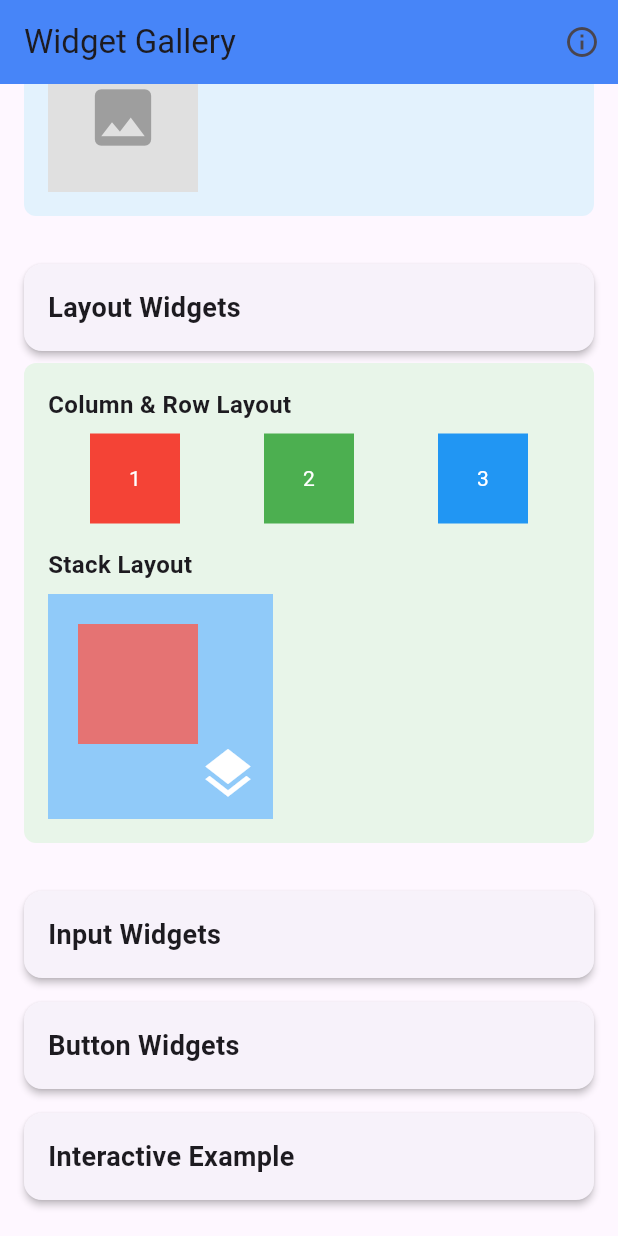
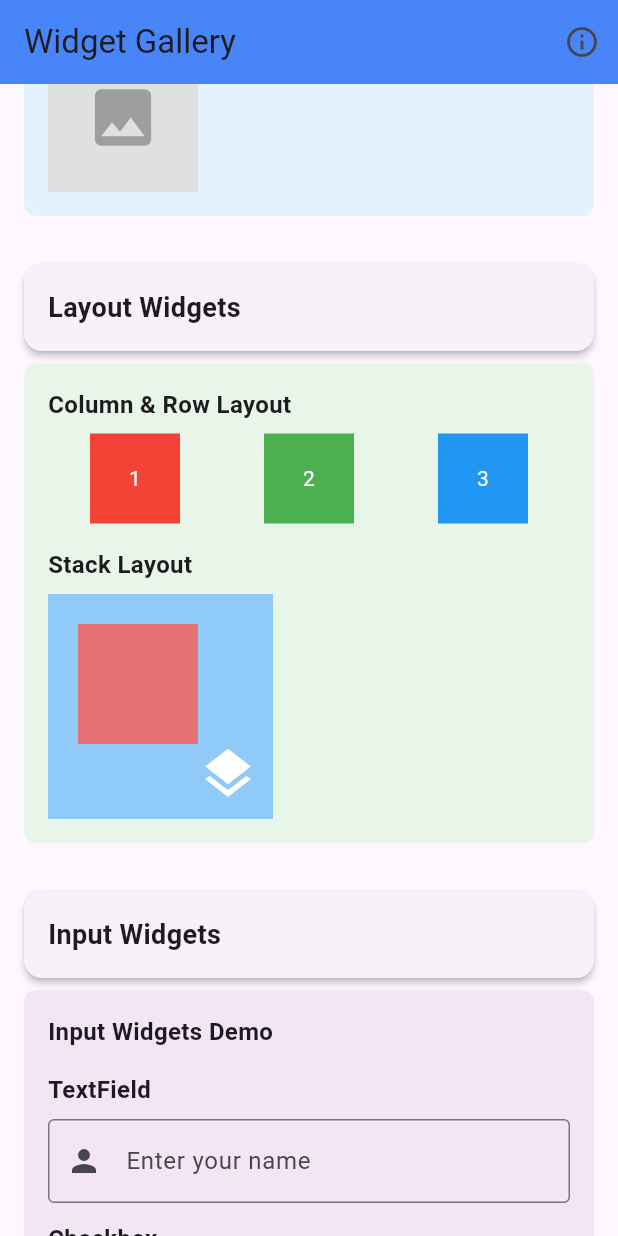
Before and after one commit to marcdevelopez/flutter-dart-labs, a Flutter app: the screen it shows after launch, scrolled down 197 dp, on a phone screen of 412 x 824 dp. Run offline on Flutter 3.47's test engine with Material 3 defaults, Android fonts, the light colour scheme and no system bars.

Commit message:
feat(mini-exercise-widgets): Implement Widget _buildInputWidgetsDemo with TextField, Checkbox, Radio buttons and Switch examples

```diff
--- a/mini_exercises/_6_flutter_widgets_dart/lib/main.dart
+++ b/mini_exercises/_6_flutter_widgets_dart/lib/main.dart
@@ -101,7 +101,8 @@ class _GalleryHomePageState extends State<GalleryHomePage> {
           _buildLayoutWidgetsDemo(),
           const SizedBox(height: 24),
           _buildSectionTitle('Input Widgets'),
-          // (Sección 3 irá aquí))
+          _buildInputWidgetsDemo(),
+          const SizedBox(height: 24),
           _buildSectionTitle('Button Widgets'),
           // (Sección 4 irá aquí))
           _buildSectionTitle('Interactive Example'),
@@ -241,11 +242,7 @@ class _GalleryHomePageState extends State<GalleryHomePage> {
           Stack(
             children: [
               // Este es el container base
-              Container(
-                width: 150,
-                height: 150,
-                color: Colors.blue.shade200,
-              ),
+              Container(width: 150, height: 150, color: Colors.blue.shade200),
               // Este container se superpone arriba a la izquierda
               Positioned(
                 top: 20,
@@ -262,9 +259,159 @@ class _GalleryHomePageState extends State<GalleryHomePage> {
                 right: 10,
                 child: Icon(Icons.layers, size: 40, color: Colors.white),
               ),
-            ]
+            ],
           ),
         ],
+      ),
+    );
+  }
+
+  // Seccion "Input Widgets" (3)
+  // Esta sección demostrará widgets de entrada: TextField, Checkbox, Radio y Switch.
+  Widget _buildInputWidgetsDemo() {
+    return Container(
+      padding: const EdgeInsets.all(16.0),
+      decoration: BoxDecoration(
+        color: Colors.purple.shade50,
+        borderRadius: BorderRadius.circular(8.0),
+      ),
+      child: Column(
+        crossAxisAlignment: CrossAxisAlignment.start,
+        children: [
+          const Text(
+            'Input Widgets Demo',
+            style: TextStyle(fontSize: 16, fontWeight: FontWeight.bold),
+          ),
+          const SizedBox(height: 16),
+
+          // TextField example
+          const Text(
+            'TextField',
+            style: TextStyle(fontSize: 16, fontWeight: FontWeight.bold),
+          ),
+          const SizedBox(height: 8),
+          TextField(
+            decoration: const InputDecoration(
+              hintText: 'Enter your name',
+              border: OutlineInputBorder(),
+              prefixIcon: Icon(Icons.person),
+            ),
+            onChanged: (value) {
+              setState(() {
+                _textFieldValue = value;
+              });
+            },
+          ),
+          if (_textFieldValue.isNotEmpty)
+            Padding(
+              padding: const EdgeInsets.only(top: 8.0),
+              child: Text('Hello, $_textFieldValue!'),
+            ),
+          const SizedBox(height: 12),
+
+          // Checkbox example
+          const Text(
+            'Checkbox',
+            style: TextStyle(fontSize: 16, fontWeight: FontWeight.bold),
+          ),
+          const SizedBox(height: 8),
+          CheckboxListTile(
+            title: const Text('Checkbox Widget'),
+            value: _checkboxValue,
+            // Un checkbox necesita un booleano para su estado
+            // Cuando el usuario hace click, onChanged recibe el nuevo valor
+            onChanged: _onCheckboxChanged,
+          ),
+          const SizedBox(height: 12),
+
+          // Radio buttons example
+          const Text(
+            'Radio Buttons',
+            style: TextStyle(fontSize: 16, fontWeight: FontWeight.bold),
+          ),
+          const SizedBox(height: 8),
+          RadioListTile<int>(
+            title: const Text('Option 1'),
+            value: 1,
+            groupValue: _radioValue,
+            onChanged: _onRadioChanged,
+          ),
+          RadioListTile<int>(
+            title: const Text('Option 2'),
+            value: 2,
+            groupValue: _radioValue,
+            onChanged: _onRadioChanged,
+          ),
+          const SizedBox(height: 12),
+
+          // Switch example
+          const Text(
+            'Switch',
+            style: TextStyle(fontSize: 16, fontWeight: FontWeight.bold),
+          ),
+          const SizedBox(height: 8),
+          SwitchListTile(
+            title: const Text('Switch Widget'),
+            value: _switchValue,
+            onChanged: _onSwitchChanged,
+          ),
+        ],
+      ),
+    );
+  }
+
+  // Manejador de cambio para los Radio buttons
+  void _onRadioChanged(int? value) {
+    if (value == null) return;
+
+    setState(() {
+      _radioValue = value;
+    });
+
+    ScaffoldMessenger.of(context).showSnackBar(
+      SnackBar(
+        content: Center(
+          child: Text('Elegiste la opción $value', textAlign: TextAlign.center),
+        ),
+        duration: Duration(seconds: 2),
+      ),
+    );
+  }
+
+  // Manejador de cambio para el Switch
+  void _onSwitchChanged(bool value) {
+    setState(() {
+      _switchValue = value;
+    });
+
+    final estado = value ? 'activado' : 'desactivado';
+
+    ScaffoldMessenger.of(context).showSnackBar(
+      SnackBar(
+        content: Center(
+          child: Text('Switch $estado', textAlign: TextAlign.center),
+        ),
+        duration: Duration(seconds: 2),
+      ),
+    );
+  }
+
+  // Manejador de cambio para el Checkbox
+  void _onCheckboxChanged(bool? value) {
+    final newValue = value ?? false;
+
+    setState(() {
+      _checkboxValue = newValue;
+    });
+
+    final estado = newValue ? 'marcado' : 'desmarcado';
+
+    ScaffoldMessenger.of(context).showSnackBar(
+      SnackBar(
+        content: Center(
+          child: Text('Checkbox $estado', textAlign: TextAlign.center),
+        ),
+        duration: Duration(seconds: 2),
       ),
     );
   }
```
